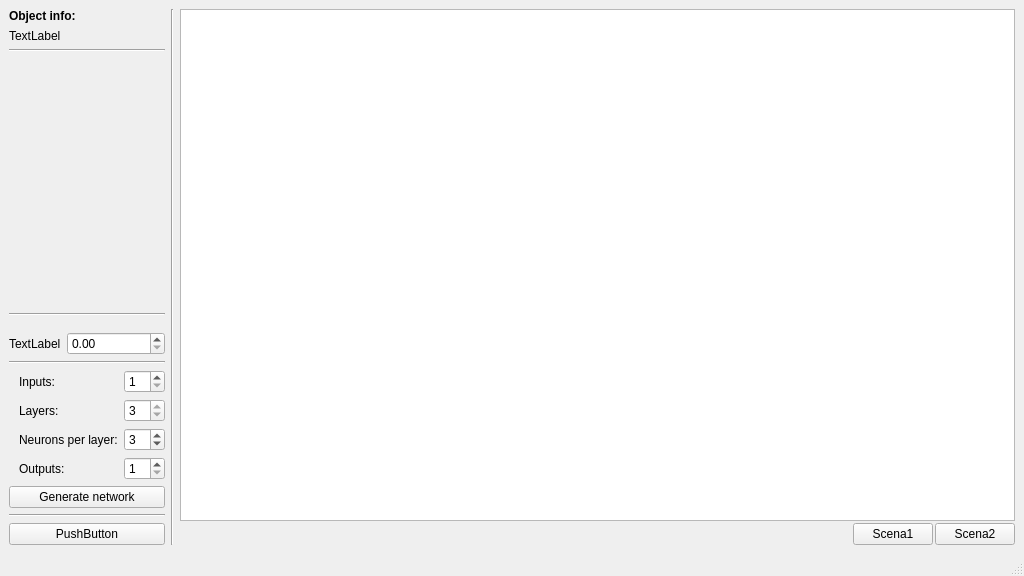
First picture: the form in mainwindow.ui, repository tomboy127/SSN_001, before the edit.
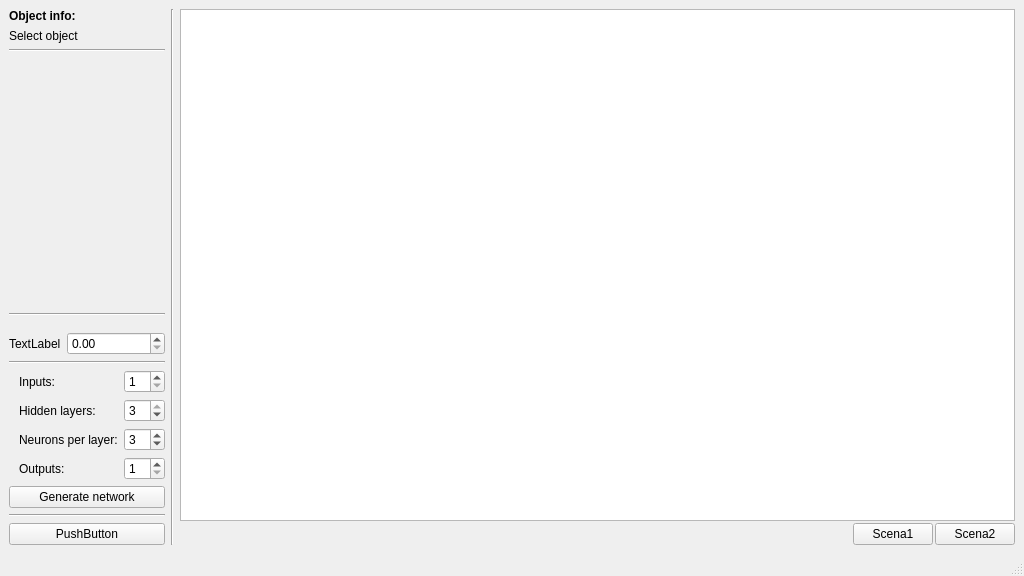
Second picture: the form after the edit.

Commit message: Updated object infobox

The edit to the form file:
```diff
--- a/mainwindow.ui
+++ b/mainwindow.ui
@@ -42,7 +42,7 @@
       <item>
        <widget class="QLabel" name="label_obj_info">
         <property name="text">
-         <string>TextLabel</string>
+         <string>Select object</string>
         </property>
        </widget>
       </item>
@@ -128,14 +128,14 @@
         <item row="1" column="0">
          <widget class="QLabel" name="label_layers">
           <property name="text">
-           <string>Layers:</string>
+           <string>Hidden layers:</string>
           </property>
          </widget>
         </item>
         <item row="1" column="1">
          <widget class="QSpinBox" name="sBox_layers">
           <property name="minimum">
-           <number>3</number>
+           <number>1</number>
           </property>
           <property name="maximum">
            <number>3</number>
```
The commit also changes 12 other files.
